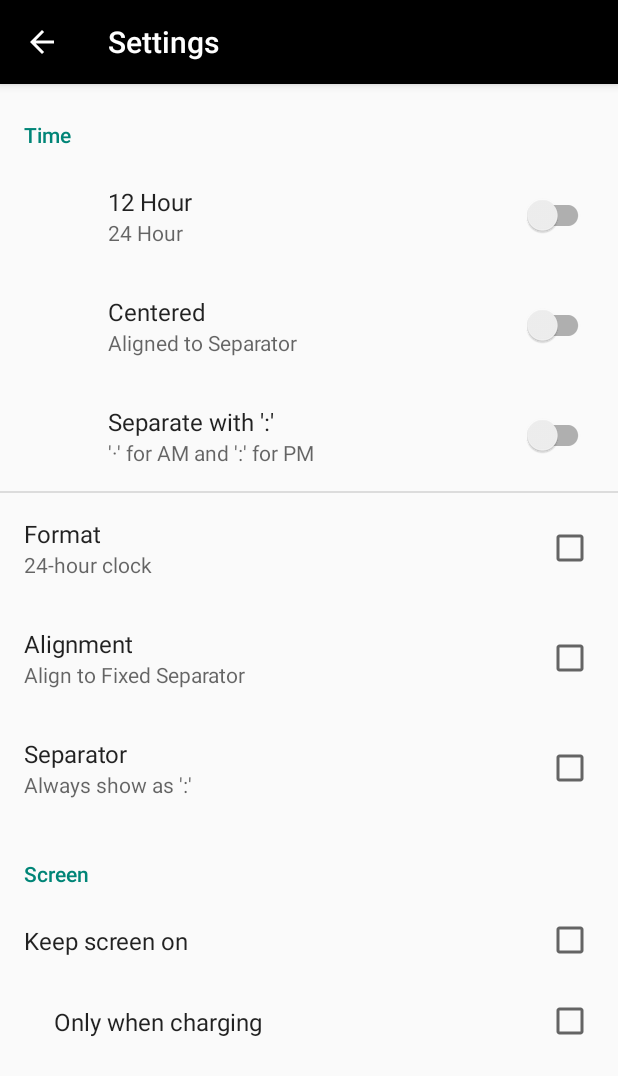
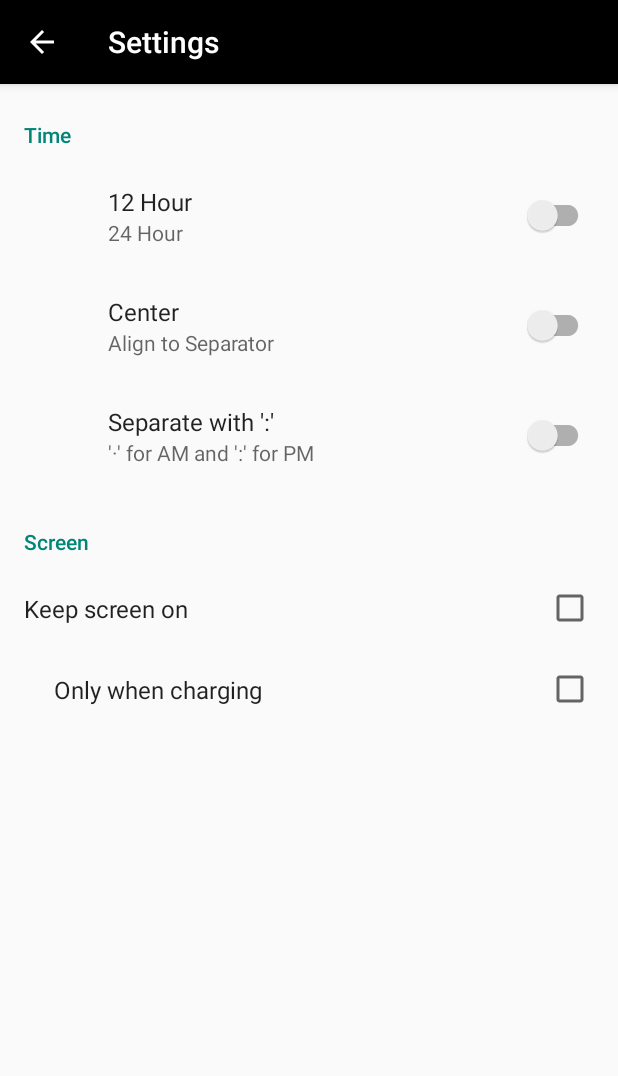
Before and after one commit to dfyockey/RomanDigital, an Android app: the SettingsActivity screen opened directly, with no data from a screen before it, on a phone screen of 412 x 824 dp. Shown: the top 1076 px of the screen. Run offline under Robolectric (Android 15) with nearby library versions, the phone set to English and light mode, and no system bars; our stand-ins replace androidx.preference.

Commit message:
Replace checkboxes with a/b switches
- Renamed dual_choice_switch_layout.xml to a_b_switch_layout.xml for
  brevity
- Still need to work out disabling the ampm separator a/b switch when
  the format a/b switch is right (i.e. true)
- Also need to work out visually updating the ampm separator pref after
  setting it programmatically

```diff
--- a/app/src/main/res/values/strings.xml
+++ b/app/src/main/res/values/strings.xml
@@ -64,4 +64,7 @@ limitations under the License."
     </string>
     <string name="button_exact_alarm_permission">Open Permission Setting Screen</string>
     <string name="close_btn_description">Configuration Activity Close</string>
+
+    <string name="left">false</string>
+    <string name="right">true</string>
 </resources>
--- a/app/src/main/res/xml/app_preferences.xml
+++ b/app/src/main/res/xml/app_preferences.xml
@@ -66,17 +66,24 @@
     <PreferenceCategory
         android:title="Time"
         app:iconSpaceReserved="false">
-        <SwitchPreferenceCompat android:layout="@layout/dual_choice_switch_layout"
+        <SwitchPreferenceCompat android:layout="@layout/a_b_switch_layout"
+            android:key="chkbox_format"
+            android:defaultValue="@string/left"
             android:title="12 Hour"
             android:summary="24 Hour" />
-        <SwitchPreferenceCompat android:layout="@layout/dual_choice_switch_layout"
-            android:title="Centered"
-            android:summary="Aligned to Separator" />
-        <SwitchPreferenceCompat android:layout="@layout/dual_choice_switch_layout"
+        <SwitchPreferenceCompat android:layout="@layout/a_b_switch_layout"
+            android:key="chkbox_alignment"
+            android:defaultValue="@string/left"
+            android:title="Center"
+            android:summary="Align to Separator" />
+        <SwitchPreferenceCompat android:layout="@layout/a_b_switch_layout"
+            android:key="chkbox_ampm_separator"
+            android:defaultValue="@string/left"
             android:title="Separate with ':'"
             android:summary="\'·\' for AM and \':\' for PM" />
     </PreferenceCategory>
 
+    <!--
     <PreferenceCategory>
         <CheckBoxPreference
             android:defaultValue="false"
@@ -101,5 +108,5 @@
             app:summaryOff="@string/ampm_off"
             app:summaryOn="@string/ampm_on" />
     </PreferenceCategory>
-
+    -->
 </PreferenceScreen>
```
Also changed, not shown: app/src/main/java/net/diffengine/romandigitalclock/MainActivity.java (+18 -5 lines), app/src/main/java/net/diffengine/romandigitalclock/TimeDisplayWidget.java (+9 -1 lines), app/src/main/res/layout/a_b_switch_layout.xml (renamed from app/src/main/res/layout/dual_choice_switch_layout.xml).
